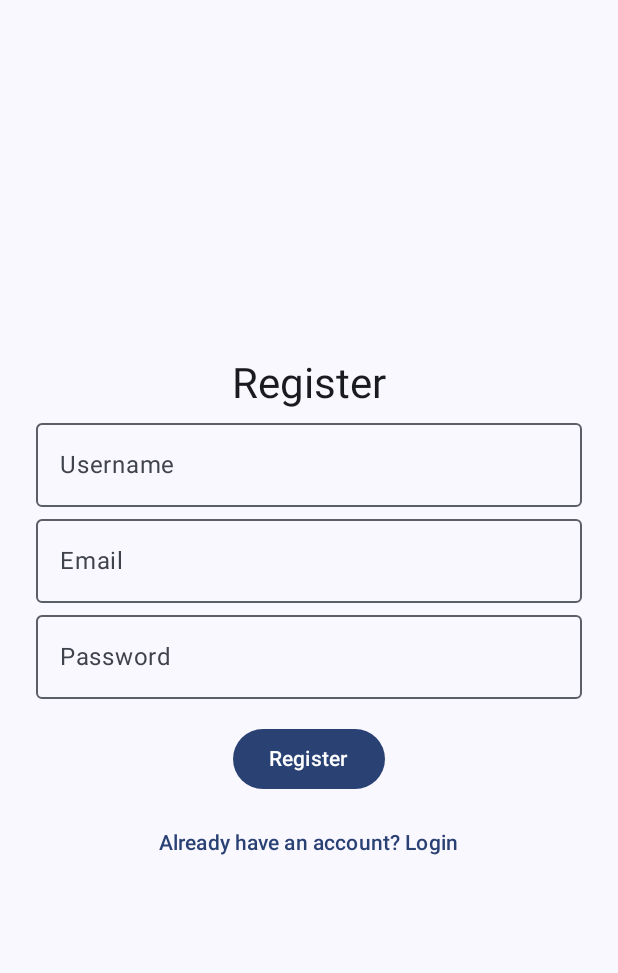
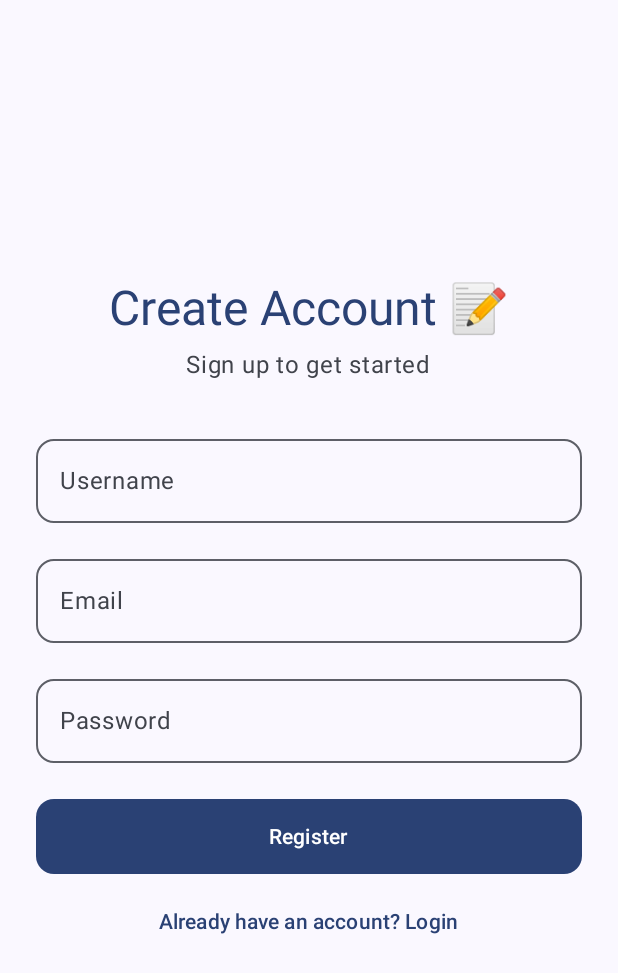
Before and after one commit to mwende-mercy/schoolproject, an Android app built with Jetpack Compose: the RegisterScreen screen opened through its navigation route, on a phone screen of 412 x 824 dp. Shown: the top 973 px of the screen. Run offline under Robolectric (Android 15) with nearby library versions, the phone set to English and light mode, and no system bars; our stand-ins replace Firebase (no records; nobody signed in at launch, a user with empty details on screens opened directly).

Commit message:
Added files

```diff
--- a/app/src/main/java/com/yourname/onlinestoreapp/navigation/Navigation.kt
+++ b/app/src/main/java/com/yourname/onlinestoreapp/navigation/Navigation.kt
@@ -20,6 +20,7 @@ object Routes {
     const val LOGIN = "login"
     const val REGISTER = "register"
     const val HOME = "home"
+    const val FORGOT_PASSWORD = "forgot_password"
 }
 
 @Composable
--- a/app/src/main/java/com/yourname/onlinestoreapp/ui/screens/HomeScreen.kt
+++ b/app/src/main/java/com/yourname/onlinestoreapp/ui/screens/HomeScreen.kt
@@ -166,6 +166,7 @@ fun MainScreen(navController: NavHostController) {
 //                onRegisterSuccess = { navController.navigate(Routes.HOME) }
 
             }
+            composable(Routes.FORGOT_PASSWORD) { ForgotPasswordScreen(navController) }
             composable(Routes.HOME) { HomeScreen() }
             composable(Routes.CART) { CartScreen() }
             composable(Routes.PROFILE) { ProfileScreen(navController) }
--- a/app/src/main/java/com/yourname/onlinestoreapp/ui/screens/LoginScreen.kt
+++ b/app/src/main/java/com/yourname/onlinestoreapp/ui/screens/LoginScreen.kt
@@ -16,6 +16,7 @@ import androidx.navigation.NavController
 import com.google.firebase.auth.FirebaseAuth
 import com.yourname.onlinestoreapp.navigation.Routes
 import com.yourname.onlinestoreapp.viewmodel.AuthViewModel
+import java.nio.file.WatchEvent
 
 @Composable
 fun LoginScreen(navController: NavController, onLoginSuccess: () -> Unit = { navController.navigate(Routes.HOME)}) {
@@ -26,16 +27,33 @@ fun LoginScreen(navController: NavController, onLoginSuccess: () -> Unit = { nav
     Column(
         modifier = Modifier
             .fillMaxSize()
-            .padding(24.dp),
+            .padding(horizontal = 24.dp),
         verticalArrangement = Arrangement.Center,
         horizontalAlignment = Alignment.CenterHorizontally
     ) {
-        Text("Login", style = MaterialTheme.typography.headlineMedium)
+        Text(
+            text = "Welcome Back 👋",
+            style = MaterialTheme.typography.headlineLarge,
+            color = MaterialTheme.colorScheme.primary
+        )
 
-        OutlinedTextField(value = email, onValueChange = { email = it }, label = { Text("Email") }, modifier = Modifier.fillMaxWidth())
-        OutlinedTextField(value = password, onValueChange = { password = it }, label = { Text("Password") }, visualTransformation = PasswordVisualTransformation(), modifier = Modifier.fillMaxWidth())
+        Spacer(modifier = Modifier.height(8.dp))
+
+        Text(
+            text = "Please login to your account",
+            style = MaterialTheme.typography.bodyLarge,
+            color = MaterialTheme.colorScheme.onSurfaceVariant
+        )
+
+        Spacer(modifier = Modifier.height(32.dp))
+
+        OutlinedTextField(value = email, onValueChange = { email = it }, label = { Text("Email") }, singleLine = true, modifier = Modifier.fillMaxWidth(), shape = MaterialTheme.shapes.medium)
 
         Spacer(modifier = Modifier.height(16.dp))
+
+        OutlinedTextField(value = password, onValueChange = { password = it }, label = { Text("Password") }, visualTransformation = PasswordVisualTransformation(), singleLine = true, modifier = Modifier.fillMaxWidth(),shape = MaterialTheme.shapes.medium)
+
+        Spacer(modifier = Modifier.height(24.dp))
 
         Button(onClick = {
             FirebaseAuth.getInstance().signInWithEmailAndPassword(email, password)
@@ -43,18 +61,36 @@ fun LoginScreen(navController: NavController, onLoginSuccess: () -> Unit = { nav
                     if (it.isSuccessful) navController.navigate("home")
                     else Toast.makeText(context, "Login failed", Toast.LENGTH_SHORT).show()
                 }
-        }) {
+        },
+            modifier = Modifier.fillMaxWidth()
+                .height(50.dp),
+            shape = MaterialTheme.shapes.medium
+            )
+        {
             Text("Login")
         }
 
-        Spacer(modifier = Modifier.height(8.dp))
+        Spacer(modifier = Modifier.height(16.dp))
+        TextButton(onClick = {
+            navController.navigate(Routes.FORGOT_PASSWORD)
+        }
+        )
+        {
+            Text("Forgot Password")
+        }
+
 
         TextButton(onClick = {
             navController.navigate("register") {
                 popUpTo("login") { inclusive = true }
             }
-        }) {
+        }
+        )
+        {
             Text("Don't have an account? Register")
         }
-    }
+
+
+        }
+
 }
--- a/app/src/main/java/com/yourname/onlinestoreapp/ui/screens/RegiterScreen.kt
+++ b/app/src/main/java/com/yourname/onlinestoreapp/ui/screens/RegiterScreen.kt
@@ -17,8 +17,9 @@ import androidx.navigation.NavController
 import com.google.firebase.auth.FirebaseAuth
 import com.yourname.onlinestoreapp.navigation.Routes
 import com.yourname.onlinestoreapp.viewmodel.AuthViewModel
+import java.nio.file.WatchEvent
 
-@SuppressLint("SuspiciousIndentation")
+
 @Composable
 fun RegisterScreen(navController: NavController, onRegisterSuccess: () -> Unit = { navController.navigate(Routes.HOME) }) {
     var username by remember { mutableStateOf("") }
@@ -29,18 +30,35 @@ fun RegisterScreen(navController: NavController, onRegisterSuccess: () -> Unit =
     Column(
         modifier = Modifier
             .fillMaxSize()
-            .padding(24.dp),
+            .padding(horizontal = 24.dp),
         verticalArrangement = Arrangement.Center,
         horizontalAlignment = Alignment.CenterHorizontally
     ) {
-        Text("Register", style = MaterialTheme.typography.headlineMedium)
+        Text(
+            text = "Create Account 📝",
+            style = MaterialTheme.typography.headlineLarge,
+            color = MaterialTheme.colorScheme.primary
+        )
 
-        OutlinedTextField(value = username, onValueChange = {username = it }, label = {Text("Username")}, modifier = Modifier.fillMaxWidth())
-        OutlinedTextField(value = email, onValueChange = { email = it }, label = { Text("Email") }, modifier = Modifier.fillMaxWidth())
-        OutlinedTextField(value = password, onValueChange = { password = it }, label = { Text("Password") }, visualTransformation = PasswordVisualTransformation(), modifier = Modifier.fillMaxWidth())
+        Spacer(modifier = Modifier.height(8.dp))
+        Text(
+            text = "Sign up to get started",
+            style = MaterialTheme.typography.bodyLarge,
+            color = MaterialTheme.colorScheme.onSurfaceVariant
+        )
+        Spacer(modifier = Modifier.height(32.dp))
 
+        OutlinedTextField(value = username, onValueChange = {username = it }, label = {Text("Username")}, singleLine = true, shape = MaterialTheme.shapes.medium, modifier = Modifier.fillMaxWidth())
 
         Spacer(modifier = Modifier.height(16.dp))
+
+        OutlinedTextField(value = email, onValueChange = { email = it }, label = { Text("Email") }, modifier = Modifier.fillMaxWidth(), singleLine = true, shape = MaterialTheme.shapes.medium)
+
+        Spacer(modifier = Modifier.height(16.dp))
+
+        OutlinedTextField(value = password, onValueChange = { password = it }, label = { Text("Password") }, visualTransformation = PasswordVisualTransformation(), modifier = Modifier.fillMaxWidth(),singleLine = true, shape = MaterialTheme.shapes.medium)
+
+        Spacer(modifier = Modifier.height(24.dp))
 
         Button(onClick = {if (email.isBlank() || password.length < 6) {
             Toast.makeText(context, "Please enter a valid email and a password with at least 6 characters",
@@ -56,21 +74,14 @@ fun RegisterScreen(navController: NavController, onRegisterSuccess: () -> Unit =
                     Toast.makeText(context, errorMessage, Toast.LENGTH_LONG).show()
                 }
                 }
-        }
+        },
+            modifier = Modifier.fillMaxWidth()
+                .height(50.dp),
+            shape = MaterialTheme.shapes.medium
         )
         {
             Text("Register")
         }
-
-//        Button(onClick = {
-//            FirebaseAuth.getInstance().createUserWithEmailAndPassword(email, password)
-//                .addOnCompleteListener {
-//                    if (it.isSuccessful) navController.navigate("home")
-//                    else Toast.makeText(context, "Registration failed", Toast.LENGTH_SHORT).show()
-//                }
-//        }) {
-//            Text("Register")
-//        }
 
         Spacer(modifier = Modifier.height(8.dp))
 
```
Also changed, not shown: app/src/main/java/com/yourname/onlinestoreapp/ui/screens/ForgotPasswordScreen.kt (added, +95 -0 lines).
